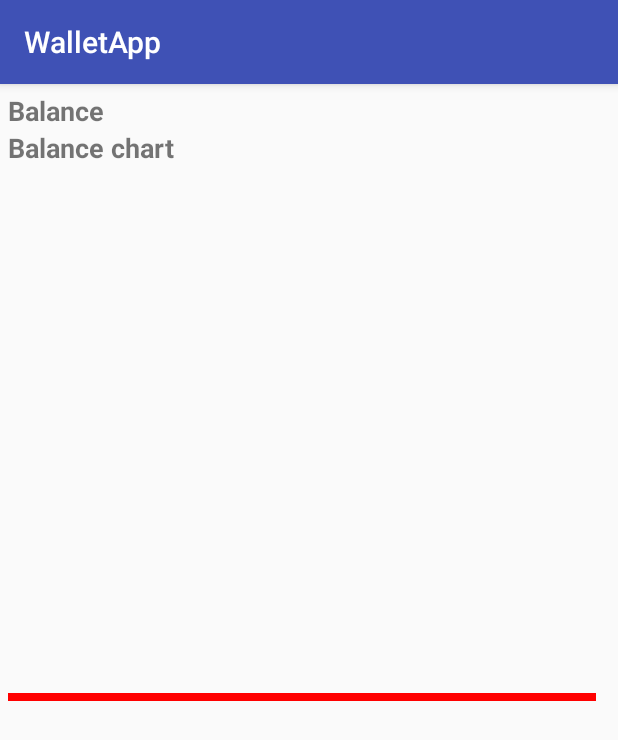
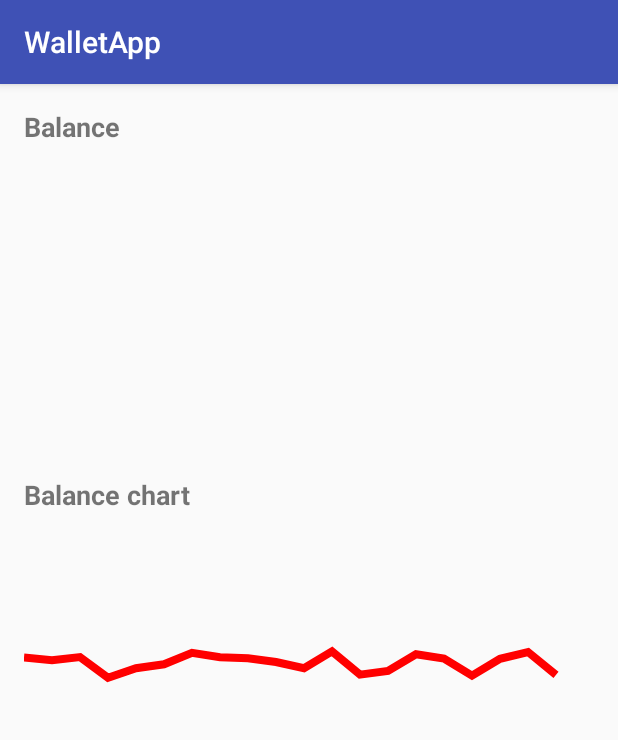
Before and after one commit to teamlld/wallet, an Android app: the screen it shows after launch (MainActivity before the commit, DashboardActivity after it), on a phone screen of 412 x 824 dp. Shown: the top 740 px of the screen. Run offline under Robolectric (Android 15) with nearby library versions, the phone set to English and light mode, and no system bars; 3 statements that could not run were skipped.

Commit message:
Dasboard fragment átalakítása activity-vé, + 3 fragment hozzáadva

```diff
--- a/WalletApp/app/src/main/AndroidManifest.xml
+++ b/WalletApp/app/src/main/AndroidManifest.xml
@@ -16,6 +16,7 @@
                 <category android:name="android.intent.category.LAUNCHER" />
             </intent-filter>
         </activity>
+        <activity android:name=".DashboardActivity"></activity>
     </application>
 
 </manifest>
--- /dev/null
+++ b/WalletApp/app/src/main/java/teamlld/nik/uniobuda/hu/walletapp/BalanceFragment.java
@@ -0,0 +1,33 @@
+package teamlld.nik.uniobuda.hu.walletapp;
+
+import android.os.Bundle;
+import android.support.annotation.Nullable;
+import android.support.v4.app.Fragment;
+import android.view.LayoutInflater;
+import android.view.View;
+import android.view.ViewGroup;
+
+/**
+ * Created by GERGO on 2017.04.08..
+ */
+
+public class BalanceFragment extends Fragment {
+
+    View rootView;
+
+    public static BalanceFragment newInstance(){
+
+        Bundle args=new Bundle();
+        BalanceFragment fragment= new BalanceFragment();
+        fragment.setArguments(args);
+        return fragment;
+    }
+
+    @Nullable
+    @Override
+    public View onCreateView(LayoutInflater inflater, @Nullable ViewGroup container, @Nullable Bundle savedInstanceState) {
+
+        rootView = inflater.inflate(R.layout.fragment_balance, container, false);
+        return  rootView;
+    }
+}
--- /dev/null
+++ b/WalletApp/app/src/main/java/teamlld/nik/uniobuda/hu/walletapp/DashboardActivity.java
@@ -0,0 +1,29 @@
+package teamlld.nik.uniobuda.hu.walletapp;
+
+import android.support.v4.app.FragmentManager;
+import android.support.v4.app.FragmentTransaction;
+import android.support.v7.app.AppCompatActivity;
+import android.os.Bundle;
+
+import java.util.Random;
+
+public class DashboardActivity extends AppCompatActivity {
+
+    @Override
+    protected void onCreate(Bundle savedInstanceState) {
+        super.onCreate(savedInstanceState);
+        setContentView(R.layout.activity_dashboard);
+
+        BalanceFragment balanceFragment=BalanceFragment.newInstance();
+        DiagramFragment diagramFragment= DiagramFragment.newInstance();
+        LatestItemsFragment latestItemsFragment=LatestItemsFragment.newInstance();
+
+        FragmentManager manager=getSupportFragmentManager();
+        FragmentTransaction transaction=manager.beginTransaction();
+        transaction.replace(R.id.balanceFragmentContainer, balanceFragment);
+        transaction.replace(R.id.diagramFragmentContainer, diagramFragment);
+        transaction.replace(R.id.latesItemsFragmentContainer, latestItemsFragment);
+        transaction.commit();
+
+    }
+}
--- /dev/null
+++ b/WalletApp/app/src/main/java/teamlld/nik/uniobuda/hu/walletapp/DiagramFragment.java
@@ -0,0 +1,33 @@
+package teamlld.nik.uniobuda.hu.walletapp;
+
+import android.os.Bundle;
+import android.support.annotation.Nullable;
+import android.support.v4.app.Fragment;
+import android.view.LayoutInflater;
+import android.view.View;
+import android.view.ViewGroup;
+
+/**
+ * Created by GERGO on 2017.04.08..
+ */
+
+public class DiagramFragment extends Fragment {
+
+    View rootView;
+
+    public static DiagramFragment newInstance(){
+
+        Bundle args=new Bundle();
+        DiagramFragment fragment= new DiagramFragment();
+        fragment.setArguments(args);
+        return fragment;
+    }
+
+    @Nullable
+    @Override
+    public View onCreateView(LayoutInflater inflater, @Nullable ViewGroup container, @Nullable Bundle savedInstanceState) {
+
+        rootView = inflater.inflate(R.layout.fragment_diagram, container, false);
+        return  rootView;
+    }
+}
--- a/WalletApp/app/src/main/java/teamlld/nik/uniobuda/hu/walletapp/GraphView.java
+++ b/WalletApp/app/src/main/java/teamlld/nik/uniobuda/hu/walletapp/GraphView.java
@@ -13,6 +13,7 @@ import android.view.View;
 
 import java.util.ArrayList;
 import java.util.List;
+import java.util.Random;
 
 /**
  * Created by GERGO on 2017.03.31..
@@ -49,9 +50,10 @@ public class GraphView extends View {
     protected void Init()  // konstruktor helyett
     {
         values=new ArrayList<>(Max_Values);
-        for (int i=0; i<Max_Values; i++)
+        Random rnd=new Random();
+        for (int i=0;i<20;i++)
         {
-            this.values.add(0f);
+            addValue(rnd.nextFloat());
         }
         path=new Path();
         paint=new Paint();
@@ -63,7 +65,8 @@ public class GraphView extends View {
 
     public void addValue(float value)
     {
-        this.values.remove(0);
+        //TODO grfikonon megjelenő értékek számának tartása, vagy valamilyen felbontás szerinti megjelenítése pl:hónap
+        //this.values.remove(0);
         this.values.add(value);
         invalidate();
 
--- a/WalletApp/app/src/main/java/teamlld/nik/uniobuda/hu/walletapp/DashboardFragment.java
+++ b/WalletApp/app/src/main/java/teamlld/nik/uniobuda/hu/walletapp/LatestItemsFragment.java
@@ -1,5 +1,4 @@
 package teamlld.nik.uniobuda.hu.walletapp;
-
 
 import android.os.Bundle;
 import android.support.annotation.Nullable;
@@ -14,17 +13,17 @@ import java.util.List;
 import java.util.Random;
 
 /**
- * Created by GERGO on 2017.03.26..
+ * Created by GERGO on 2017.04.08..
  */
 
-public class DashboardFragment extends Fragment {
+public class LatestItemsFragment extends Fragment {
 
     View rootView;
 
-    public static DashboardFragment newInstance(){
+    public static LatestItemsFragment newInstance(){
 
         Bundle args=new Bundle();
-        DashboardFragment fragment= new DashboardFragment();
+        LatestItemsFragment fragment= new LatestItemsFragment();
         fragment.setArguments(args);
         return fragment;
     }
@@ -33,7 +32,7 @@ public class DashboardFragment extends Fragment {
     @Override
     public View onCreateView(LayoutInflater inflater, @Nullable ViewGroup container, @Nullable Bundle savedInstanceState) {
 
-        rootView = inflater.inflate(R.layout.fragment_dashboard, container, false);
+        rootView = inflater.inflate(R.layout.fragment_latestitems, container, false);
         return  rootView;
     }
 
@@ -45,8 +44,8 @@ public class DashboardFragment extends Fragment {
 
         List<Transaction> items = new ArrayList<>();
 
-        for (int i = 0; i < 100; i++) {
-            items.add(new Transaction("Tranzakció " + i, 5000 + rand.nextInt(5000), "HUF", rand.nextBoolean()));
+        for (int i = 0; i < 50; i++) {
+            items.add(new Transaction("Tranzakció " + i, rand.nextInt(50000), "HUF", rand.nextBoolean()));
         }
 
         TransactionAdapter adapter = new TransactionAdapter(items);
--- a/WalletApp/app/src/main/java/teamlld/nik/uniobuda/hu/walletapp/MainActivity.java
+++ b/WalletApp/app/src/main/java/teamlld/nik/uniobuda/hu/walletapp/MainActivity.java
@@ -1,5 +1,6 @@
 package teamlld.nik.uniobuda.hu.walletapp;
 
+import android.content.Intent;
 import android.support.v4.app.FragmentManager;
 import android.support.v4.app.FragmentTransaction;
 import android.support.v7.app.AppCompatActivity;
@@ -21,12 +22,9 @@ public class MainActivity extends AppCompatActivity {
 
         handler=new DatabaseHandler(this);
 
-        DashboardFragment fragment=DashboardFragment.newInstance();    // hivatalos fragment létrehozási mód
-
-        FragmentManager manager=getSupportFragmentManager();
-        FragmentTransaction transaction=manager.beginTransaction();
-        transaction.replace(R.id.fragment_dashboard_container, fragment);
-        transaction.commit();
+        Intent intent = new Intent(this, DashboardActivity.class);
+        //intent.putExtra();
+        startActivity(intent);
 
 
         //TODO insertek mire hívódjanak meg
--- /dev/null
+++ b/WalletApp/app/src/main/res/layout/activity_dashboard.xml
@@ -0,0 +1,32 @@
+<?xml version="1.0" encoding="utf-8"?>
+<android.support.v7.widget.LinearLayoutCompat xmlns:android="http://schemas.android.com/apk/res/android"
+    xmlns:tools="http://schemas.android.com/tools"
+    android:id="@+id/activity_dashboard"
+    android:layout_width="match_parent"
+    android:layout_height="match_parent"
+    android:paddingBottom="@dimen/activity_vertical_margin"
+    android:paddingLeft="@dimen/activity_horizontal_margin"
+    android:paddingRight="@dimen/activity_horizontal_margin"
+    android:paddingTop="@dimen/activity_vertical_margin"
+    android:orientation="vertical"
+    tools:context="teamlld.nik.uniobuda.hu.walletapp.DashboardActivity">
+
+    <FrameLayout
+        android:id="@+id/balanceFragmentContainer"
+        android:layout_weight="1"
+        android:layout_width="match_parent"
+        android:layout_height="match_parent"/>
+
+    <FrameLayout
+        android:id="@+id/diagramFragmentContainer"
+        android:layout_weight="1"
+        android:layout_width="match_parent"
+        android:layout_height="match_parent"/>
+
+    <FrameLayout
+        android:id="@+id/latesItemsFragmentContainer"
+        android:layout_weight="1"
+        android:layout_width="match_parent"
+        android:layout_height="match_parent"/>
+
+</android.support.v7.widget.LinearLayoutCompat>
--- /dev/null
+++ b/WalletApp/app/src/main/res/layout/fragment_balance.xml
@@ -0,0 +1,16 @@
+<?xml version="1.0" encoding="utf-8"?>
+<RelativeLayout xmlns:android="http://schemas.android.com/apk/res/android"
+    android:layout_width="match_parent"
+    android:layout_height="match_parent"
+    android:orientation="vertical"
+    >
+
+    <android.support.v7.widget.AppCompatTextView
+        android:layout_height="wrap_content"
+        android:layout_width="match_parent"
+        android:text="Balance"
+        android:textStyle="bold"
+        android:textSize="18sp"
+        />
+
+</RelativeLayout>
--- a/WalletApp/app/src/main/res/layout/fragment_dashboard.xml
+++ /dev/null
@@ -1,53 +0,0 @@
-<?xml version="1.0" encoding="utf-8"?>
-<RelativeLayout xmlns:android="http://schemas.android.com/apk/res/android"
-    android:orientation="vertical" android:layout_width="match_parent"
-    android:layout_height="match_parent"
-    android:padding="5dp"
-    >
-    <TextView
-        android:layout_height="wrap_content"
-        android:layout_width="match_parent"
-        android:id="@+id/balance"
-        android:text="Balance"
-        android:textStyle="bold"
-        android:textSize="18sp"
-        />
-
-    <TextView
-        android:layout_height="wrap_content"
-        android:layout_width="match_parent"
-        android:layout_below="@id/balance"
-        android:id="@+id/balanceChart"
-        android:text="Balance chart"
-        android:textStyle="bold"
-        android:textSize="18sp"
-        />
-
-    <teamlld.nik.uniobuda.hu.walletapp.GraphView
-        android:layout_width="match_parent"
-        android:layout_height="wrap_content"
-        android:id="@+id/graphBalance"
-        android:layout_below="@id/balanceChart"
-        />
-
-    <TextView
-        android:id="@+id/textView"
-        android:layout_width="wrap_content"
-        android:layout_height="wrap_content"
-        android:layout_below="@id/graphBalance"
-        android:layout_alignParentLeft="true"
-        android:layout_alignParentStart="true"
-        android:textStyle="bold"
-        android:textSize="18sp"
-        android:text="Az adott számla tranzakciói:"/>
-
-    <ListView
-        android:id="@+id/transactions_list"
-        android:layout_below="@+id/textView"
-        android:layout_width="match_parent"
-        android:layout_height="match_parent"
-
-        >
-    </ListView>
-
-</RelativeLayout>
--- /dev/null
+++ b/WalletApp/app/src/main/res/layout/fragment_diagram.xml
@@ -0,0 +1,23 @@
+<?xml version="1.0" encoding="utf-8"?>
+<RelativeLayout xmlns:android="http://schemas.android.com/apk/res/android"
+    android:layout_width="match_parent"
+    android:layout_height="match_parent"
+    android:orientation="vertical"
+    >
+
+    <android.support.v7.widget.AppCompatTextView
+        android:layout_height="wrap_content"
+        android:layout_width="match_parent"
+        android:id="@+id/balanceChart"
+        android:text="Balance chart"
+        android:textStyle="bold"
+        android:textSize="18sp"
+        />
+
+    <teamlld.nik.uniobuda.hu.walletapp.GraphView
+        android:layout_width="match_parent"
+        android:layout_height="wrap_content"
+        android:layout_below="@id/balanceChart"
+        />
+
+</RelativeLayout>
--- /dev/null
+++ b/WalletApp/app/src/main/res/layout/fragment_latestItems.xml
@@ -0,0 +1,25 @@
+<?xml version="1.0" encoding="utf-8"?>
+<RelativeLayout xmlns:android="http://schemas.android.com/apk/res/android"
+    android:orientation="vertical"
+    android:layout_width="match_parent"
+    android:layout_height="match_parent"
+    android:padding="5dp"
+    >
+
+    <android.support.v7.widget.AppCompatTextView
+        android:id="@+id/textView"
+        android:layout_width="wrap_content"
+        android:layout_height="wrap_content"
+        android:layout_alignParentLeft="true"
+        android:layout_alignParentStart="true"
+        android:textStyle="bold"
+        android:textSize="18sp"
+        android:text="Az adott számla utóbbi tranzakciói:"/>
+
+    <ListView
+        android:id="@+id/transactions_list"
+        android:layout_below="@+id/textView"
+        android:layout_width="match_parent"
+        android:layout_height="match_parent"/>
+
+</RelativeLayout>
--- /dev/null
+++ b/WalletApp/app/src/main/res/values-w820dp/dimens.xml
@@ -0,0 +1,6 @@
+<resources>
+    <!-- Example customization of dimensions originally defined in res/values/dimens.xml
+         (such as screen margins) for screens with more than 820dp of available width. This
+         would include 7" and 10" devices in landscape (~960dp and ~1280dp respectively). -->
+    <dimen name="activity_horizontal_margin">64dp</dimen>
+</resources>
--- /dev/null
+++ b/WalletApp/app/src/main/res/values/dimens.xml
@@ -0,0 +1,5 @@
+<resources>
+    <!-- Default screen margins, per the Android Design guidelines. -->
+    <dimen name="activity_horizontal_margin">16dp</dimen>
+    <dimen name="activity_vertical_margin">16dp</dimen>
+</resources>
```
